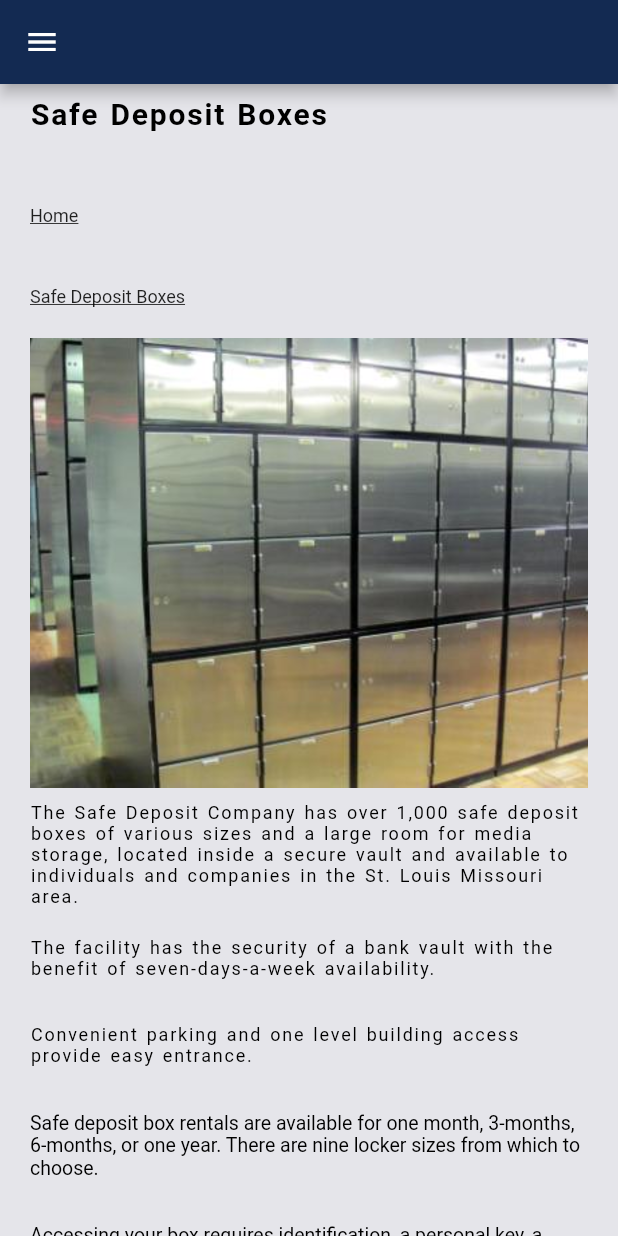
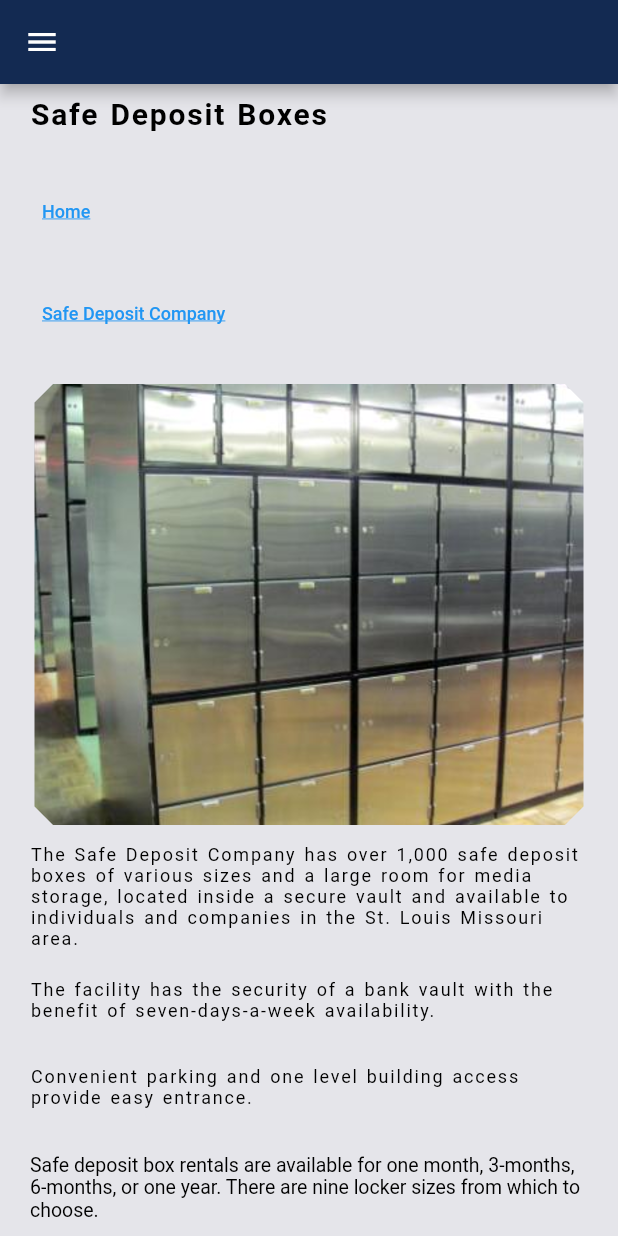
Before and after one commit to snowberry200/deposit_Box, a Flutter app: the screen it shows after launch, on a phone screen of 412 x 824 dp. Run offline on Flutter 3.47's test engine with Material 2 defaults, Android fonts, the phone set to English and light mode, and no system bars; our stand-ins replace email_validator.

Commit message:
first commit

```diff
--- a/lib/layout/desktop.dart
+++ b/lib/layout/desktop.dart
@@ -1,7 +1,7 @@
 // ignore_for_file: public_member_api_docs, sort_constructors_first
 import 'package:flutter/material.dart';
 
-import 'presentation/nested.dart';
+import '../presentation/nested.dart';
 
 class DesktopScreen extends StatefulWidget {
   const DesktopScreen({
--- a/lib/layout/mobilescreen.dart
+++ b/lib/layout/mobilescreen.dart
@@ -1,5 +1,9 @@
 // ignore_for_file: public_member_api_docs, sort_constructors_first
+import 'package:flutter/cupertino.dart';
 import 'package:flutter/material.dart';
+
+import '../tabbars/the_safe_deposiit_company.dart';
+import '../presentation/sign_in.dart';
 
 class MobileScreen extends StatefulWidget {
   const MobileScreen({
@@ -29,26 +33,50 @@ class _MobileScreenState extends State<MobileScreen> {
                   fontWeight: FontWeight.bold,
                 )),
             const SizedBox(
-              height: 50,
+              height: 30,
             ),
-            const Text.rich(TextSpan(
+            TextButton(
+              onPressed: () {
+                Navigator.of(context).push(MaterialPageRoute(
+                    builder: (context) => const AccessScreen()));
+              },
+              child: const Align(
+                alignment: Alignment.topLeft,
+                child: Text.rich(TextSpan(
                     text: 'Home',
                     style: TextStyle(
                         fontSize: 12, decoration: TextDecoration.underline))),
+              ),
+            ),
             const SizedBox(
-              height: 40,
+              height: 20,
             ),
-            const Text.rich(TextSpan(
-                text: 'Safe Deposit Boxes',
+            TextButton(
+              onPressed: () {
+                Navigator.of(context).push(MaterialPageRoute(
+                    builder: (context) => const Scaffold(
+                        backgroundColor: CupertinoColors.lightBackgroundGray,
+                        body: SafeDepositCompany())));
+              },
+              child: const Align(
+                alignment: Alignment.topLeft,
+                child: Text.rich(TextSpan(
+                    text: 'Safe Deposit Company',
                     style: TextStyle(
                         fontSize: 12, decoration: TextDecoration.underline))),
+              ),
+            ),
             const SizedBox(
               height: 20,
             ),
             Container(
-              width: 250,
+              width: 200,
               height: 300,
-              decoration: const BoxDecoration(
+              decoration: const ShapeDecoration(
+                  shape: BeveledRectangleBorder(
+                      side: BorderSide(
+                          color: CupertinoColors.lightBackgroundGray, width: 2),
+                      borderRadius: BorderRadius.all(Radius.circular(15))),
                   image: DecorationImage(
                     filterQuality: FilterQuality.high,
                     image: AssetImage(
@@ -112,14 +140,17 @@ class _MobileScreenState extends State<MobileScreen> {
                 Container(
                   width: 350,
                   height: 300,
-                  decoration: const BoxDecoration(
+                  decoration:  const ShapeDecoration(
                       image: DecorationImage(
                     filterQuality: FilterQuality.high,
                     image: AssetImage(
                       "image/key.jpeg",
                     ),
                     fit: BoxFit.cover,
-                  )),
+                  ), shape: BeveledRectangleBorder(
+                      side: BorderSide(
+                          color: CupertinoColors.lightBackgroundGray, width: 2),
+                      borderRadius: BorderRadius.all(Radius.circular(15))),),
                 ),
                 const SizedBox(width: 30),
                 const Expanded(
--- a/lib/layout/tabletscreen.dart
+++ b/lib/layout/tabletscreen.dart
@@ -1,7 +1,7 @@
 // ignore_for_file: public_member_api_docs, sort_constructors_first
 import 'package:flutter/material.dart';
 
-import 'presentation/nested.dart';
+import '../presentation/nested.dart';
 
 class TabletScreen extends StatefulWidget {
   const TabletScreen({
--- a/lib/main.dart
+++ b/lib/main.dart
@@ -1,7 +1,7 @@
 
 import 'package:flutter/material.dart';
 
-import 'layout/presentation/homepage.dart';
+import 'presentation/homepage.dart';
 
 
 void main() {
--- a/lib/layout/presentation/homepage.dart
+++ b/lib/presentation/homepage.dart
@@ -1,10 +1,10 @@
-import 'package:deposit_company/layout/presentation/sign_in.dart';
+import 'package:deposit_company/presentation/sign_in.dart';
 import 'package:flutter/cupertino.dart';
 import 'package:flutter/material.dart';
-import '../layout.dart';
+import '../layout/layout.dart';
 import 'register.dart';
-import '../../tabbars/contact.dart';
-import '../../tabbars/fandq.dart';
+import '../tabbars/contact.dart';
+import '../tabbars/fandq.dart';
 
 class HomePage extends StatefulWidget {
   const HomePage({super.key});
@@ -24,6 +24,11 @@ class _HomePageState extends State<HomePage> {
             ? AppBar(
                 backgroundColor: const Color.fromARGB(255, 19, 42, 82),
                 leading: PopupMenuButton(
+                    shape: const BeveledRectangleBorder(
+                        side: BorderSide(
+                            color: CupertinoColors.systemBlue,
+                            width: 2),
+                        borderRadius: BorderRadius.all(Radius.circular(8))),
                     position: PopupMenuPosition.under,
                     icon: const Icon(Icons.menu),
                     elevation: 10,
@@ -33,7 +38,6 @@ class _HomePageState extends State<HomePage> {
                             value: 0,
                             child: Center(
                                 child: TextButton(
-
                                     child: const Text(
                                       'Sign in',
                                       style: TextStyle(
@@ -46,7 +50,7 @@ class _HomePageState extends State<HomePage> {
                                       Navigator.of(context).push(
                                           MaterialPageRoute(
                                               builder: (context) =>
-                                                 const Accessscreen()));
+                                                  const AccessScreen()));
                                     })),
                           ),
                           PopupMenuItem<dynamic>(
--- a/lib/layout/presentation/nested.dart
+++ b/lib/presentation/nested.dart
@@ -5,9 +5,9 @@ import 'package:flutter/cupertino.dart';
 import 'package:flutter/gestures.dart';
 import 'package:flutter/material.dart';
 
-import '../../tabbars/safe_deposit_boxes.dart';
-import '../../tabbars/the_safe_deposiit_company.dart';
-import '../layout.dart';
+import '../tabbars/safe_deposit_boxes.dart';
+import '../tabbars/the_safe_deposiit_company.dart';
+import '../layout/layout.dart';
 
 
 class NestedWidget extends StatefulWidget {
```
Also changed, not shown: lib/presentation/passwordreset.dart (renamed from lib/layout/presentation/passwordreset.dart, +6 -7 lines), lib/presentation/register.dart (renamed from lib/layout/presentation/register.dart, +5 -5 lines), lib/presentation/sign_in.dart (renamed from lib/layout/presentation/sign_in.dart, +71 -67 lines), lib/tabbars/fandq.dart (+35 -10 lines), lib/tabbars/safe_deposit_boxes.dart (+21 -12 lines), lib/tabbars/the_safe_deposiit_company.dart (+47 -23 lines), lib/user_page.dart (added, +15 -0 lines). Lines whose indentation alone changed are shown as unchanged.
